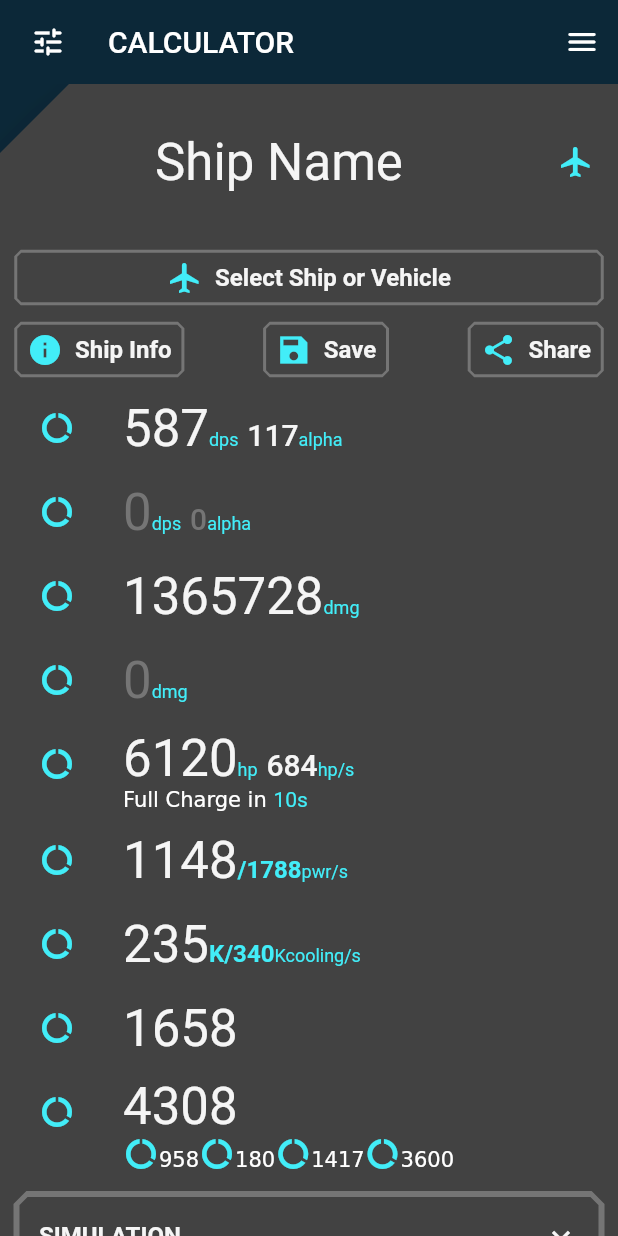
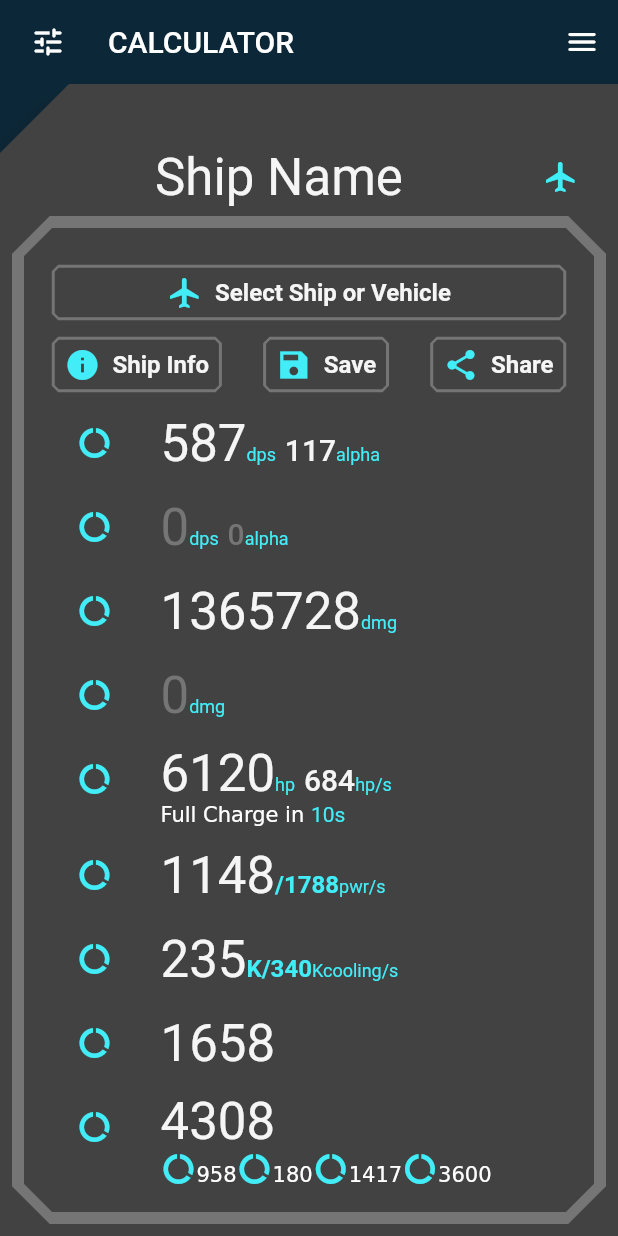
Before and after one commit to Z-inator/star_citizen_app, a Flutter app: the screen it shows after launch, on a phone screen of 412 x 824 dp. Run offline on Flutter 3.47's test engine with Material 2 defaults, Android fonts, the phone set to English and light mode, and no system bars.

Commit message:
Made some improvements to the frontLayer StatsDashboard

```diff
--- a/lib/Screens/widgets/stats_dashboard.dart
+++ b/lib/Screens/widgets/stats_dashboard.dart
@@ -60,6 +60,7 @@ class _StatsDashboardState extends State<StatsDashboard> {
         primary: Theme.of(context).textTheme.subtitle1!.color,
       ))),
       child: Container(
+        padding: EdgeInsets.all(10.0),
         child: Column(
           children: [
             ListTile(
@@ -71,9 +72,12 @@ class _StatsDashboardState extends State<StatsDashboard> {
               trailing: Icon(Icons.flight_sharp),
             ),
             Expanded(
+              child: Material(
+                borderOnForeground: true,
+                shape: buildBeveledRectangleBorder(kGreyOnSurface, kLargeBevel, kLargeBevelWidth),
                 child: ListView(
                   controller: scrollController,
-                padding: EdgeInsets.fromLTRB(10, 25, 10, 40),
+                  padding: EdgeInsets.all(25.0),
                   physics: ClampingScrollPhysics(),
                   children: [
                     OutlinedButton.icon(
@@ -106,8 +110,8 @@ class _StatsDashboardState extends State<StatsDashboard> {
                       children: buildStatRows(),
                     ),
                     StatsDashboardFilters(scrollController: scrollController),
-                  // SizedBox(height: 20.0)
                   ],
+                ),
               ),
             ),
           ],
@@ -394,9 +398,12 @@ class _StatsDashboardFiltersState extends State<StatsDashboardFilters> {
   void scrollToSelectedContent(GlobalKey expansionTileKey) {
     final keyContext = expansionTileKey.currentContext;
     if (keyContext != null) {
-      Future.delayed(Duration(milliseconds: 200)).then((value) =>
+      // Feels kind of hacky but the ListView doesn't properly scroll without
+      // the expansion finishing and I didn't find a solution to add a listener
+      // to the animation.
+      Future.delayed(Duration(milliseconds: 220)).then((value) =>
           Scrollable.ensureVisible(keyContext,
-              duration: Duration(milliseconds: 200)));
+              duration: Duration(milliseconds: 300)));
     }
   }
 
@@ -404,7 +411,7 @@ class _StatsDashboardFiltersState extends State<StatsDashboardFilters> {
   Widget build(BuildContext context) {
     Color switchColor = Theme.of(context).colorScheme.secondary;
     return Container(
-      margin: EdgeInsets.symmetric(vertical: 10.0),
+      margin: EdgeInsets.only(top: 20.0),
       child: Material(
         borderOnForeground: true,
         shape: buildBeveledRectangleBorder(
@@ -418,12 +425,6 @@ class _StatsDashboardFiltersState extends State<StatsDashboardFilters> {
           onExpansionChanged: (isExpanded) {
             if (isExpanded) {
               scrollToSelectedContent(expansionTileKey);
-              // Future.delayed(Duration(milliseconds: 200))
-              //     .then((value) => widget.scrollController.animateTo(
-              //             widget.scrollController.position.maxScrollExtent,
-              //             duration: Duration(milliseconds: 400),
-              //             curve: Curves.easeInOut));
-
             }
           },
           children: [
@@ -493,7 +494,6 @@ class _StatsDashboardFiltersState extends State<StatsDashboardFilters> {
                     maneuvering = value;
                   });
                 }),
-            // ListTile()
           ],
         ),
       ),
```
Lines whose indentation alone changed are shown as unchanged.
